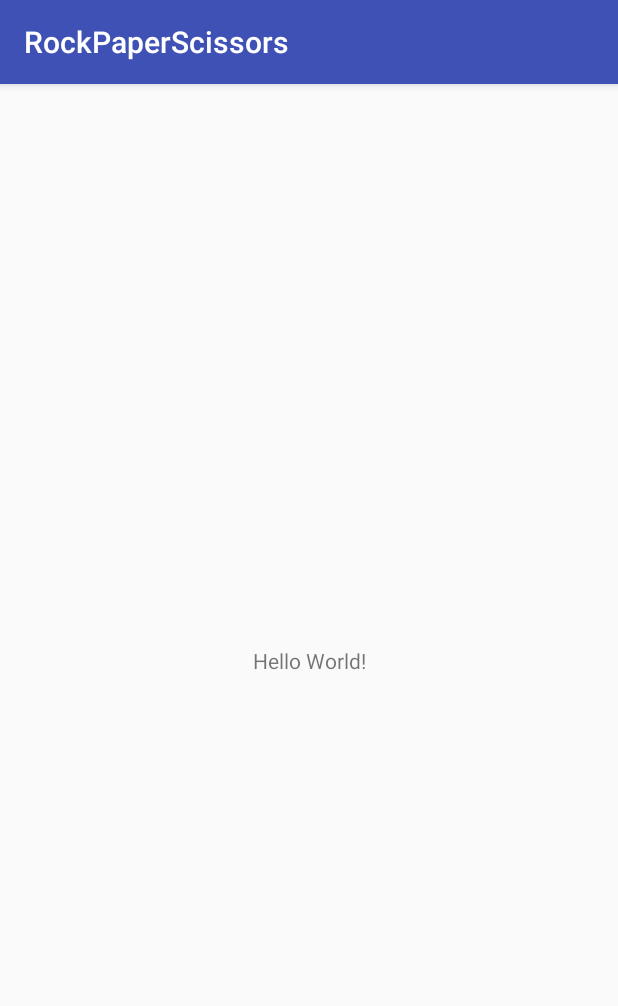
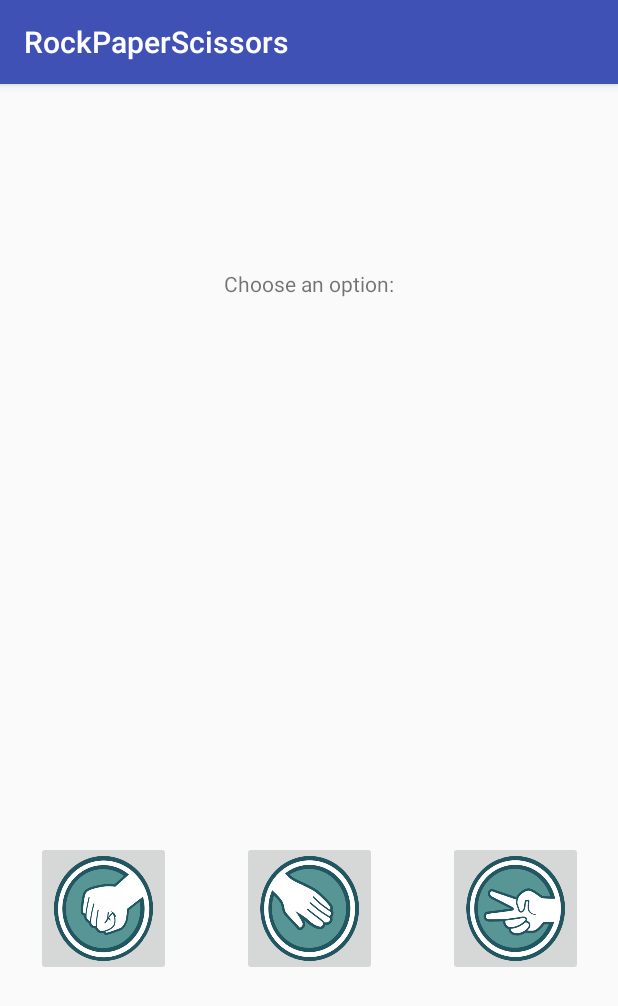
Before and after one commit to docljn/codeclan_wk8_android_rps, an Android app: the screen it shows after launch (GameActivity), on a phone screen of 412 x 824 dp. Shown: the top 1006 px of the screen. Run offline under Robolectric (Android 15) with nearby library versions, the phone set to English and light mode, and no system bars.

Commit message:
Image buttons scaleXY to fit image.

```diff
--- a/app/src/main/res/layout/activity_game.xml
+++ b/app/src/main/res/layout/activity_game.xml
@@ -6,13 +6,64 @@
     android:layout_height="match_parent"
     tools:context="example.docljn.com.rockpaperscissors.GameActivity">
 
+    <ImageButton
+        android:id="@+id/rockButton"
+        style="@style/Widget.AppCompat.ImageButton"
+        android:layout_width="90dp"
+        android:layout_height="90dp"
+        android:layout_marginEnd="32dp"
+        android:layout_marginStart="8dp"
+        android:contentDescription="@string/rock"
+        app:layout_constraintEnd_toStartOf="@+id/paperButton"
+        app:layout_constraintStart_toStartOf="parent"
+        app:layout_constraintTop_toTopOf="@+id/paperButton"
+        app:srcCompat="@drawable/rock"
+        android:scaleType="fitXY"/>
+
+    <ImageButton
+        android:id="@+id/paperButton"
+        android:layout_width="90dp"
+        android:layout_height="90dp"
+        android:layout_marginBottom="8dp"
+        android:layout_marginEnd="8dp"
+        android:layout_marginStart="8dp"
+        android:layout_marginTop="8dp"
+        android:contentDescription="@string/paper"
+        app:layout_constraintBottom_toBottomOf="parent"
+        app:layout_constraintEnd_toEndOf="parent"
+        app:layout_constraintStart_toStartOf="parent"
+        app:layout_constraintTop_toTopOf="parent"
+        app:layout_constraintVertical_bias="0.75"
+        app:srcCompat="@drawable/paper"
+        android:scaleType="fitXY"/>
+
+    <ImageButton
+        android:id="@+id/scissorsButton"
+        android:layout_width="90dp"
+        android:layout_height="90dp"
+        android:layout_marginEnd="8dp"
+        android:layout_marginStart="32dp"
+        android:adjustViewBounds="true"
+        android:contentDescription="@string/scissors"
+        android:cropToPadding="false"
+        app:layout_constraintEnd_toEndOf="parent"
+        app:layout_constraintStart_toEndOf="@+id/paperButton"
+        app:layout_constraintTop_toTopOf="@+id/paperButton"
+        app:srcCompat="@drawable/scissors"
+        android:scaleType="fitXY"/>
+
     <TextView
+        android:id="@+id/text_view_rps"
         android:layout_width="wrap_content"
         android:layout_height="wrap_content"
-        android:text="Hello World!"
+        android:layout_marginBottom="8dp"
+        android:layout_marginEnd="8dp"
+        android:layout_marginStart="8dp"
+        android:layout_marginTop="8dp"
+        android:text="@string/choose"
         app:layout_constraintBottom_toBottomOf="parent"
-        app:layout_constraintLeft_toLeftOf="parent"
-        app:layout_constraintRight_toRightOf="parent"
-        app:layout_constraintTop_toTopOf="parent" />
-
+        app:layout_constraintEnd_toEndOf="parent"
+        app:layout_constraintStart_toStartOf="parent"
+        app:layout_constraintTop_toTopOf="parent"
+        app:layout_constraintVertical_bias="0.157" />
 </android.support.constraint.ConstraintLayout>
--- a/app/src/main/res/values/strings.xml
+++ b/app/src/main/res/values/strings.xml
@@ -1,3 +1,7 @@
 <resources>
     <string name="app_name">RockPaperScissors</string>
+    <string name="choose">Choose an option:</string>
+    <string name="rock">rock</string>
+    <string name="paper">paper</string>
+    <string name="scissors">scissors</string>
 </resources>
```
Also changed, not shown: app/src/main/res/drawable/paper.png (added), app/src/main/res/drawable/rock.png (added), app/src/main/res/drawable/scissors.png (added).
